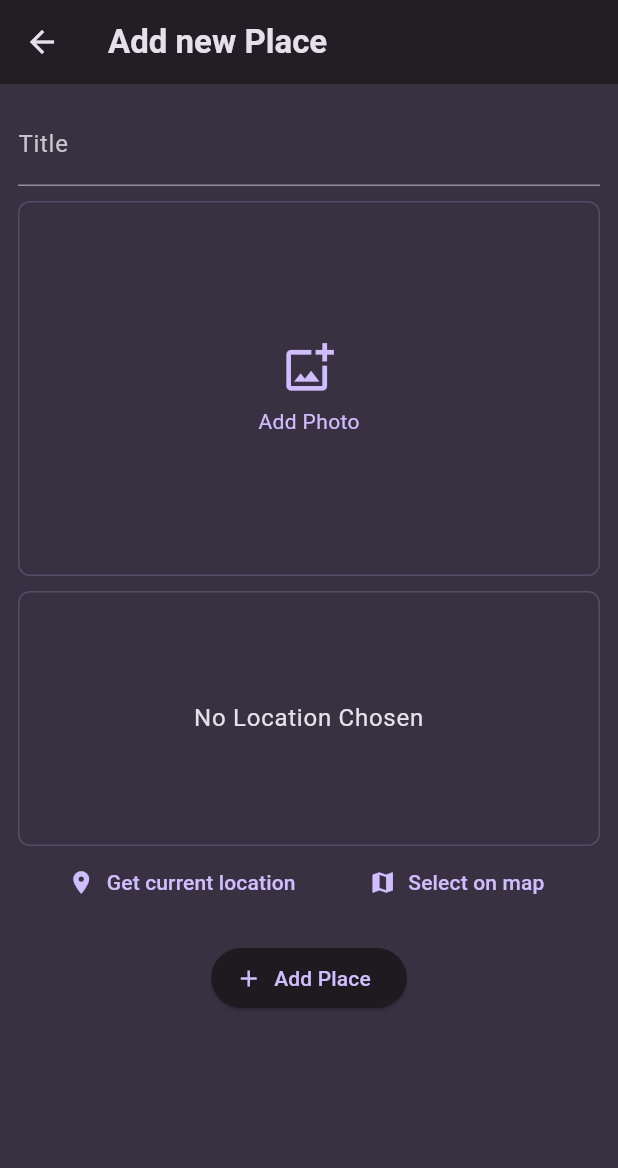
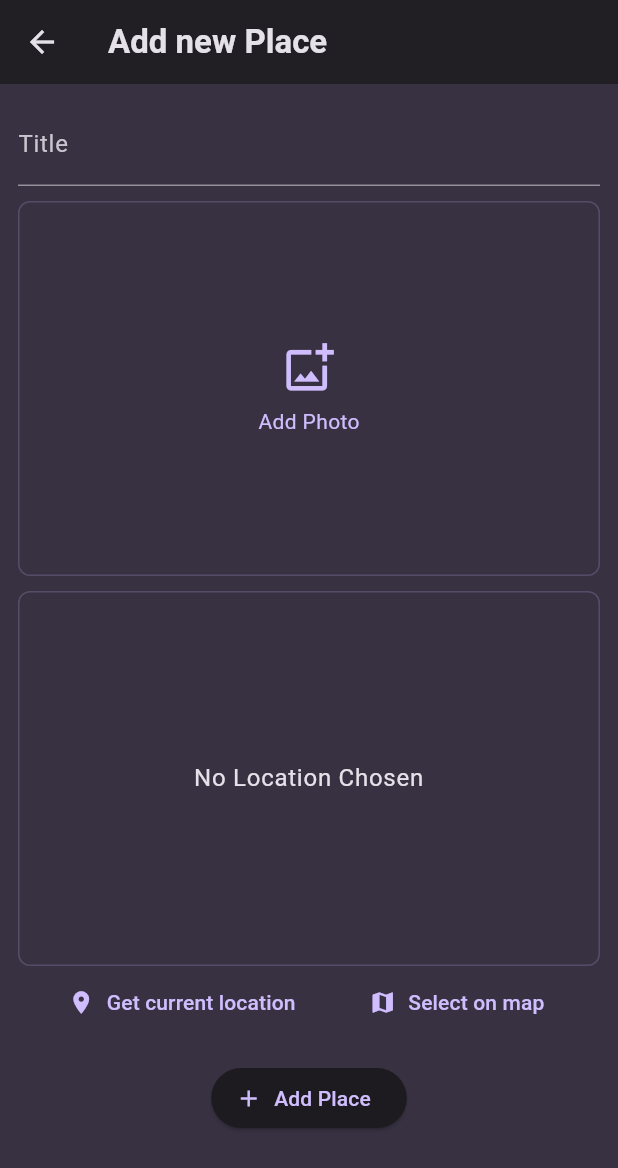
Before and after one commit to Mir-37/where_you_at, a Flutter app: the AddPlaceScreen screen opened directly, after a tap on "Get current location", on a phone screen of 412 x 824 dp. Shown: the top 1168 px of the screen. Run offline on Flutter 3.47's test engine with Material 3 defaults, Android fonts, the phone set to English and light mode, and no system bars; our stand-ins replace camera, flutter_map, flutter_riverpod, google_fonts, image_picker, latlong2 and 1 more; missing offline and left inert: flutter_nominatim.

Commit message:
feat(core): implement location data model and integration
- Add `PlaceLocation` model to store coordinates and address
- Update `Place` model and `UserPlacesNotifier` to include location data
- Enhance `LocationInput` with reverse geocoding and map preview
- Add `flutter_map`, `latlong2`, and `flutter_nominatim` dependencies

```diff
--- a/lib/models/place.dart
+++ b/lib/models/place.dart
@@ -1,5 +1,6 @@
 import 'package:flutter/foundation.dart';
 import 'package:uuid/uuid.dart';
+import 'package:wya/models/place_location.dart';
 
 const uuid = Uuid();
 
@@ -7,6 +8,11 @@ class Place {
   final String id;
   final String title;
   final Uint8List imageBytes;
+  final PlaceLocation placeLocation;
 
-  Place({required this.title, required this.imageBytes}) : id = uuid.v4();
+  Place({
+    required this.title,
+    required this.imageBytes,
+    required this.placeLocation,
+  }) : id = uuid.v4();
 }
--- /dev/null
+++ b/lib/models/place_location.dart
@@ -0,0 +1,10 @@
+class PlaceLocation {
+  const PlaceLocation({
+    required this.latitude,
+    required this.longitude,
+    required this.address,
+  });
+  final double latitude;
+  final double longitude;
+  final String address;
+}
--- a/lib/providers/user_places.dart
+++ b/lib/providers/user_places.dart
@@ -2,12 +2,21 @@ import 'dart:typed_data';
 
 import 'package:flutter_riverpod/legacy.dart';
 import 'package:wya/models/place.dart';
+import 'package:wya/models/place_location.dart';
 
 class UserPlacesNotifier extends StateNotifier<List<Place>> {
   UserPlacesNotifier() : super(const []);
 
-  void addPlace(String title, Uint8List imageBytes) {
-    final newPlace = Place(title: title, imageBytes: imageBytes);
+  void addPlace(
+    String title,
+    Uint8List imageBytes,
+    PlaceLocation placeLocation,
+  ) {
+    final newPlace = Place(
+      title: title,
+      imageBytes: imageBytes,
+      placeLocation: placeLocation,
+    );
     state = [newPlace, ...state];
   }
 }
--- a/lib/screens/add_place_screen.dart
+++ b/lib/screens/add_place_screen.dart
@@ -2,6 +2,7 @@ import 'dart:typed_data';
 
 import 'package:flutter/material.dart';
 import 'package:flutter_riverpod/flutter_riverpod.dart';
+import 'package:wya/models/place_location.dart';
 import 'package:wya/providers/user_places.dart';
 import 'package:wya/widgets/image_input.dart';
 import 'package:wya/widgets/location_input.dart';
@@ -16,17 +17,20 @@ class AddPlaceScreen extends ConsumerStatefulWidget {
 class AddPlaceScreenState extends ConsumerState<AddPlaceScreen> {
   final _titleController = TextEditingController();
   Uint8List? _selectedImage;
+  PlaceLocation? _selectedLocation;
 
   void _savePlace() {
     final enteredTitle = _titleController.text;
 
-    if (enteredTitle.isEmpty || _selectedImage == null) {
+    if (enteredTitle.isEmpty ||
+        _selectedImage == null ||
+        _selectedLocation == null) {
       return;
     }
 
     ref
         .read(userPlacesProvider.notifier)
-        .addPlace(enteredTitle, _selectedImage!);
+        .addPlace(enteredTitle, _selectedImage!, _selectedLocation!);
 
     Navigator.of(context).pop();
   }
@@ -72,7 +76,11 @@ class AddPlaceScreenState extends ConsumerState<AddPlaceScreen> {
               const SizedBox(
                 height: 10,
               ),
-              LocationInput(),
+              LocationInput(
+                onSelectLocation: (location) {
+                  _selectedLocation = location;
+                },
+              ),
               const SizedBox(
                 height: 16,
               ),
--- a/lib/widgets/location_input.dart
+++ b/lib/widgets/location_input.dart
@@ -1,15 +1,25 @@
 import 'package:flutter/material.dart';
+import 'package:flutter_nominatim/flutter_nominatim.dart';
 import 'package:location/location.dart';
 import 'package:flutter/foundation.dart' show kIsWeb;
+import 'package:flutter_map/flutter_map.dart';
+import 'package:latlong2/latlong.dart' as dst;
+import 'package:wya/models/place_location.dart';
 
 class LocationInput extends StatefulWidget {
-  const LocationInput({super.key});
+  const LocationInput({super.key, required this.onSelectLocation});
+  final void Function(PlaceLocation placeLocation) onSelectLocation;
 
   @override
   State<LocationInput> createState() => _LocationInputState();
 }
 
 class _LocationInputState extends State<LocationInput> {
+  PlaceLocation? _pickedLocation;
+  final Nominatim _nominatim = Nominatim.instance;
+
+  var _isGettingLocation = false;
+
   void _getCurrentLocation() async {
     Location location = Location();
 
@@ -32,22 +42,103 @@ class _LocationInputState extends State<LocationInput> {
     }
 
     try {
+      setState(() {
+        _isGettingLocation = true;
+      });
       locationData = await location.getLocation();
+
+      if (locationData.latitude != null && locationData.longitude != null) {
+        final reverseGeocoding = await _nominatim.getAddressFromLatLng(
+          locationData.latitude!,
+          locationData.longitude!,
+        );
+
+        setState(() {
+          _isGettingLocation = false;
+          _pickedLocation = PlaceLocation(
+            latitude: locationData.latitude!,
+            longitude: locationData.longitude!,
+            address: reverseGeocoding.displayName,
+          );
+        });
+
+        if (_pickedLocation != null) {
+          widget.onSelectLocation(_pickedLocation!);
+        }
+      } else {
+        setState(() {
+          _isGettingLocation = false;
+        });
+      }
+
       debugPrint(
-        'Location: ${locationData.latitude}, ${locationData.longitude}',
+        'Location: ${locationData.latitude}, ${locationData.longitude} ${_pickedLocation?.address}',
       );
     } catch (e) {
+      setState(() {
+        _isGettingLocation = false;
+      });
       debugPrint('Location error: $e');
     }
   }
 
   @override
   Widget build(BuildContext context) {
+    Widget previewContent = Text(
+      'No Location Chosen',
+      textAlign: TextAlign.center,
+      style: Theme.of(context).textTheme.bodyLarge!.copyWith(
+        color: Theme.of(context).colorScheme.onSurface,
+      ),
+    );
+    if (_isGettingLocation) {
+      previewContent = const CircularProgressIndicator();
+    }
+
+    if (_pickedLocation != null && !_isGettingLocation) {
+      previewContent = FlutterMap(
+        key: ValueKey(_pickedLocation),
+        options: MapOptions(
+          initialCenter: dst.LatLng(
+            _pickedLocation!.latitude,
+            _pickedLocation!.longitude,
+          ),
+          initialZoom: 15.0,
+          interactionOptions: const InteractionOptions(
+            flags: InteractiveFlag.all,
+          ),
+        ),
+        children: [
+          TileLayer(
+            urlTemplate: 'https://tile.openstreetmap.org/{z}/{x}/{y}.png',
+            userAgentPackageName: 'com.yourdomain.favoriteplaces',
+          ),
+          MarkerLayer(
+            markers: [
+              Marker(
+                point: dst.LatLng(
+                  _pickedLocation!.latitude,
+                  _pickedLocation!.longitude,
+                ),
+                width: 40,
+                height: 40,
+                child: const Icon(
+                  Icons.location_on,
+                  color: Colors.red,
+                  size: 35,
+                ),
+              ),
+            ],
+          ),
+        ],
+      );
+    }
+
     return Column(
       children: [
         Container(
           alignment: Alignment.center,
-          height: 170,
+          height: 250,
           width: double.infinity,
           decoration: BoxDecoration(
             border: Border.all(
@@ -55,25 +146,19 @@ class _LocationInputState extends State<LocationInput> {
             ),
             borderRadius: BorderRadius.circular(8),
           ),
-          child: Text(
-            'No Location Chosen',
-            textAlign: TextAlign.center,
-            style: Theme.of(context).textTheme.bodyLarge!.copyWith(
-              color: Theme.of(context).colorScheme.onSurface,
-            ),
-          ),
+          child: previewContent,
         ),
         Row(
           mainAxisAlignment: MainAxisAlignment.spaceEvenly,
           children: [
             TextButton.icon(
-              onPressed: _getCurrentLocation,
               icon: const Icon(
                 Icons.location_on,
               ),
               label: const Text(
                 'Get current location',
               ),
+              onPressed: _getCurrentLocation,
             ),
 
             TextButton.icon(
--- a/pubspec.yaml
+++ b/pubspec.yaml
@@ -40,6 +40,9 @@ dependencies:
     image_picker: ^1.2.2
     location: ^8.0.1
     camera: ^0.12.0+1
+    flutter_map: ^8.3.0
+    latlong2: ^0.9.1
+    flutter_nominatim: ^0.0.1+2
 
 dev_dependencies:
     flutter_test:
```
Also changed, not shown: pubspec.lock.
